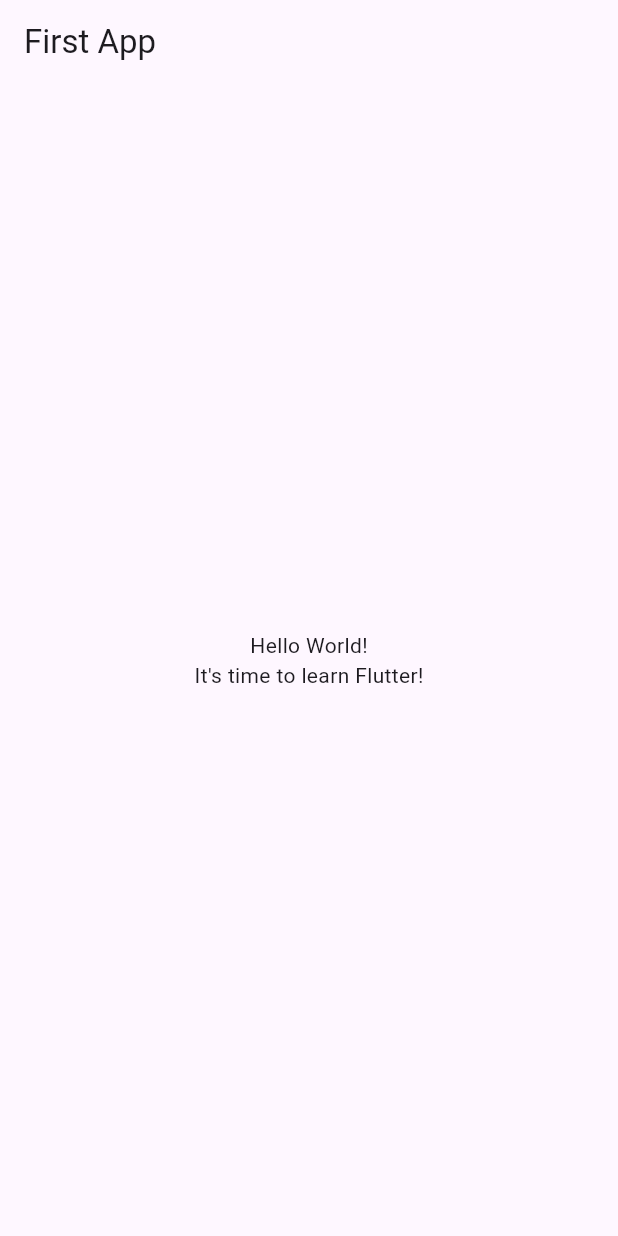
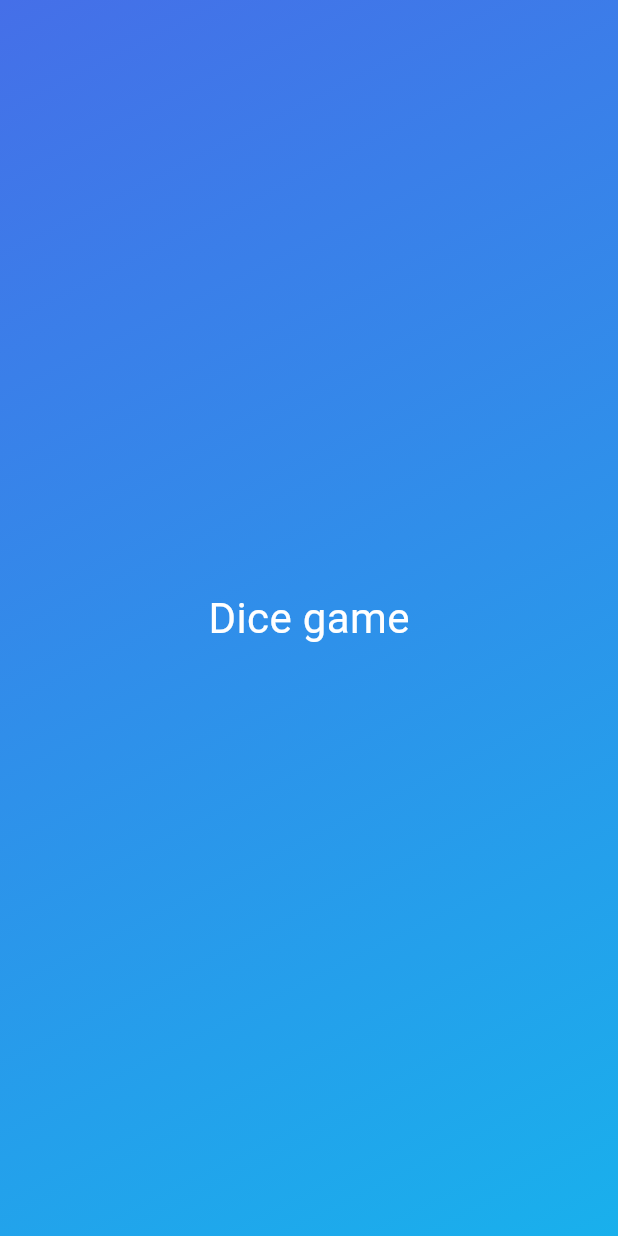
Before and after one commit to Leningram/FlutterDiceGame, a Flutter app: the screen it shows after launch, on a phone screen of 412 x 824 dp. Run offline on Flutter 3.47's test engine with Material 3 defaults, Android fonts, the phone set to English and light mode, and no system bars.

Commit message:
first screent and gradient widget

```diff
--- /dev/null
+++ b/lib/gradient_container.dart
@@ -0,0 +1,26 @@
+import 'package:flutter/material.dart';
+
+class GradientContainer extends StatelessWidget {
+  const GradientContainer({super.key});
+  @override
+  Widget build(BuildContext context) {
+    return Container(
+      decoration: const BoxDecoration(
+        gradient: LinearGradient(
+          colors: [
+            Color.fromARGB(255, 69, 111, 232),
+            Color.fromARGB(255, 25, 176, 236)
+          ],
+          begin: Alignment.topLeft,
+          end: Alignment.bottomRight,
+        ),
+      ),
+      child: const Center(
+        child: Text(
+          'Dice game',
+          style: TextStyle(fontSize: 28, color: Colors.white),
+        ),
+      ),
+    );
+  }
+}
--- a/lib/main.dart
+++ b/lib/main.dart
@@ -1,37 +1,12 @@
 import 'package:flutter/material.dart';
+import 'package:dice/gradient_container.dart';
 
 void main() {
-  runApp(const MyApp());
+  runApp(
+    const MaterialApp(
+      home: Scaffold(
+        body: GradientContainer(),
+      ),
+    ),
+  );
 }
-
-class MyApp extends StatelessWidget {
-  const MyApp({super.key});
-
-  @override
-  Widget build(BuildContext context) {
-    return MaterialApp(
-      title: 'Flutter Demo',
-      theme: ThemeData(
-        primarySwatch: Colors.blue,
-      ),
-      home: Scaffold(
-        appBar: AppBar(
-          title: const Text('First App'),
-        ),
-        body: const Center(
-          child: Column(
-            mainAxisAlignment: MainAxisAlignment.center,
-            children: [
-              Text(
-                'Hello World!',
-              ),
-              Text(
-                'It\'s time to learn Flutter!',
-              ),
-            ],
-          ),
-        ),
-      ),
-    );
-  }
-}
```
